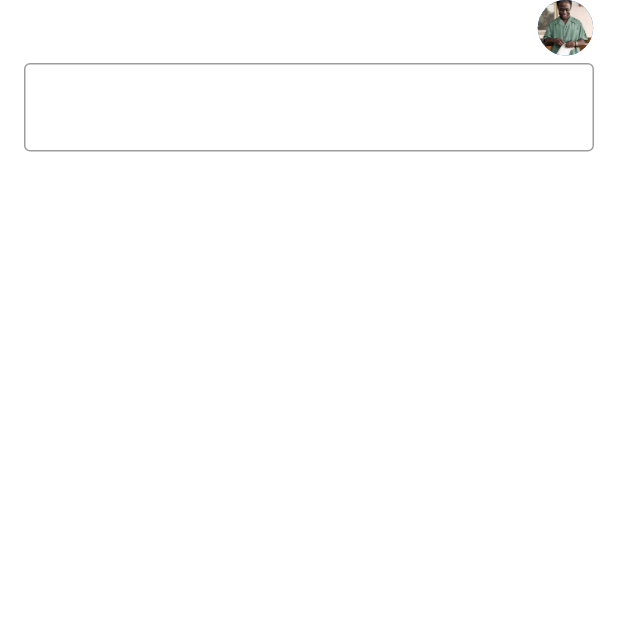
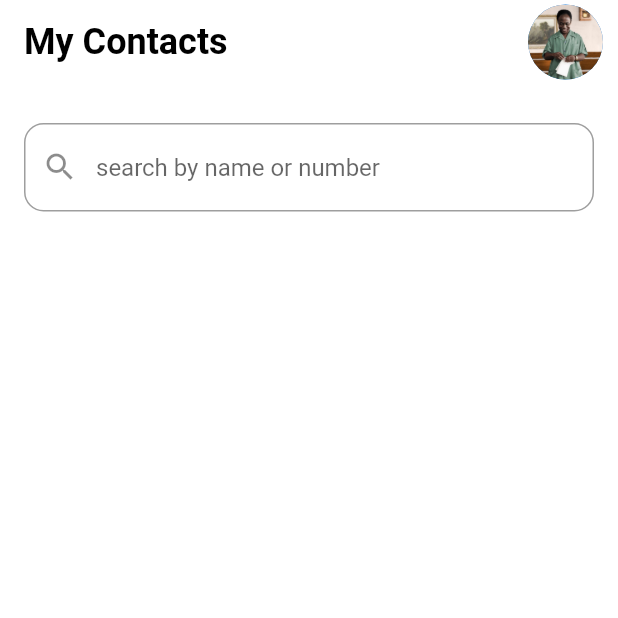
Before and after one commit to benessilfie/Dart, a Flutter app: the screen it shows after launch, on a phone screen of 412 x 824 dp, the top half of it. Run offline on Flutter 3.47's test engine with Material 2 defaults, Android fonts, the light colour scheme and no system bars.

Commit message:
commit to master

```diff
--- a/lib/homepage.dart
+++ b/lib/homepage.dart
@@ -9,24 +9,32 @@ class HomePage extends StatelessWidget {
     return Scaffold(
       backgroundColor: Colors.white,
       appBar: AppBar(
-        title: const Text('Contacts',
-        style: TextStyle(fontSize: 24, fontWeight: FontWeight.w600),),
+        title: const Text('My Contacts',
+        style: TextStyle(fontSize: 24, fontWeight: FontWeight.w600,
+        color: Colors.black),),
+
         actions: const [
           Padding(padding: EdgeInsets.only(right: 10),
           child: Center(
             child: CircleAvatar(radius: 25,
             backgroundImage: AssetImage('assets/avatar.jpg'),),
-          )
-          )
+           ),
+          ),
         ],
+
         elevation: 0,
         backgroundColor: Colors.white,
-        bottom: const PreferredSize(preferredSize: Size.fromHeight(50),
-        child: Padding(
-          padding: EdgeInsets.symmetric(horizontal: 16, vertical: 5),
-          child: TextField(
-            decoration: InputDecoration(
-              border: OutlineInputBorder()
+        bottom:  PreferredSize(
+          preferredSize: const Size.fromHeight(90),
+          child: Padding(
+           padding: const EdgeInsets.symmetric(horizontal: 16, vertical: 5),
+           child: TextField(
+             decoration: InputDecoration(
+              border: OutlineInputBorder(
+                borderRadius: BorderRadius.circular(13)
+              ),
+              hintText: 'search by name or number',
+              prefixIcon: const Icon(Icons.search),
             ),
           ),
         ),),
```
